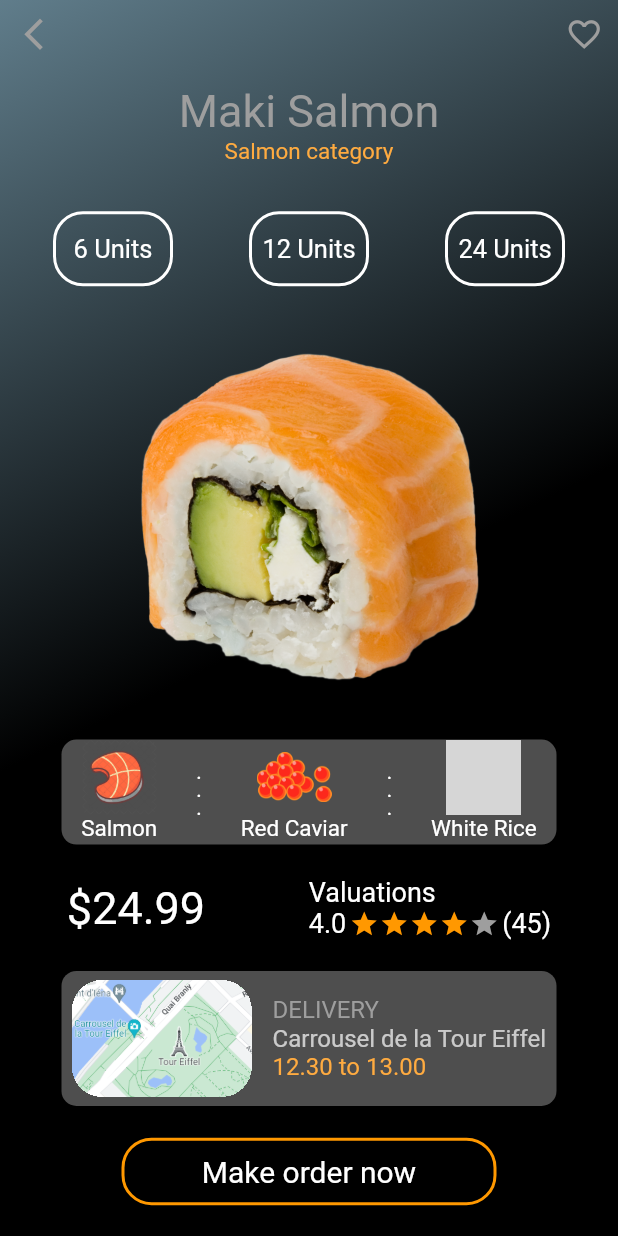
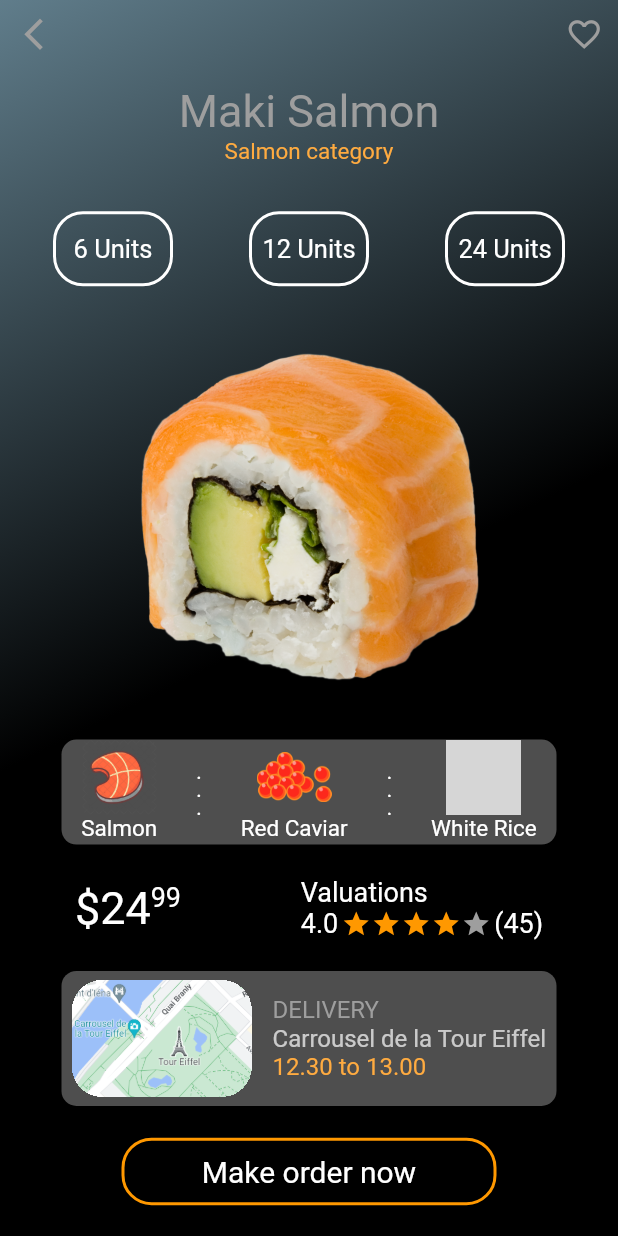
Before and after one commit to JulieSmolikova/Sushi_Flutter, a Flutter app: the screen it shows after launch, on a phone screen of 412 x 824 dp. Run offline on Flutter 3.47's test engine with Material 2 defaults, Android fonts, the phone set to English and light mode, and no system bars; grey boxes are pictures that could not be loaded.

Commit message:
Add price

```diff
--- a/lib/constants.dart
+++ b/lib/constants.dart
@@ -0,0 +1,14 @@
+import 'package:flutter/material.dart';
+
+const styleP = TextStyle(
+    color: Colors.white,
+    fontSize: 10,
+    fontWeight: FontWeight.bold);
+
+const styleB = TextStyle(
+    fontSize: 17,
+    color: Colors.white);
+
+const styleI = TextStyle(
+    fontSize: 18,
+    color: Colors.white);
--- a/lib/main.dart
+++ b/lib/main.dart
@@ -1,7 +1,8 @@
 import 'package:flutter/material.dart';
 import 'package:sushi/buttons.dart';
+import 'package:sushi/constants.dart';
 
-void main(){
+void main() {
   runApp(const MyApp());
 }
 
@@ -30,22 +31,17 @@ class _MyAppState extends State<MyApp> {
         child: Scaffold(
           backgroundColor: Colors.transparent,
           body: Center(
-
             child: Container(
               width: double.maxFinite,
               height: double.maxFinite,
-              padding: const EdgeInsets.only(left: 10, top: 0, right: 10, bottom: 10),
+              padding: const EdgeInsets.only(
+                  left: 10, top: 0, right: 10, bottom: 10),
               decoration: const BoxDecoration(
-                gradient:
-                LinearGradient(
-                    colors: [
-                      Colors.black,
-                      Colors.blueGrey],
-                    begin: Alignment.bottomRight,
-                    end: Alignment.topLeft,
-                    stops: [0.5, 1])
-                ),
-
+                  gradient: LinearGradient(
+                      colors: [Colors.black, Colors.blueGrey],
+                      begin: Alignment.bottomRight,
+                      end: Alignment.topLeft,
+                      stops: [0.5, 1])),
               child: Column(
                 mainAxisAlignment: MainAxisAlignment.spaceAround,
                 crossAxisAlignment: CrossAxisAlignment.center,
@@ -54,51 +50,72 @@ class _MyAppState extends State<MyApp> {
                     mainAxisAlignment: MainAxisAlignment.spaceBetween,
                     crossAxisAlignment: CrossAxisAlignment.center,
                     children: const [
-                      Icon(Icons.arrow_back_ios_new_outlined, size: 25, color: Colors.grey,),
-                      Icon(Icons.favorite_border, size: 25, color: Colors.grey,),
+                      Icon(
+                        Icons.arrow_back_ios_new_outlined,
+                        size: 25,
+                        color: Colors.grey,
+                      ),
+                      Icon(
+                        Icons.favorite_border,
+                        size: 25,
+                        color: Colors.grey,
+                      ),
                     ],
                   ),
                   Column(
                     mainAxisAlignment: MainAxisAlignment.spaceAround,
                     crossAxisAlignment: CrossAxisAlignment.center,
                     children: const [
-                      Text('Maki Salmon', style: TextStyle(color: Colors.grey, fontSize: 30),),
-                      Text('Salmon category', style: TextStyle(color: Colors.orangeAccent, fontSize: 15),),
+                      Text(
+                        'Maki Salmon',
+                        style: TextStyle(color: Colors.grey, fontSize: 30),
+                      ),
+                      Text(
+                        'Salmon category',
+                        style:
+                            TextStyle(color: Colors.orangeAccent, fontSize: 15),
+                      ),
                     ],
                   ),
-
                   Row(
                     mainAxisAlignment: MainAxisAlignment.spaceAround,
                     crossAxisAlignment: CrossAxisAlignment.center,
                     children: [
                       Buttons(
-                          color: selectedButton == Amount.six ? Colors.orangeAccent : Colors.transparent,
-                          onPress: ((){
+                          color: selectedButton == Amount.six
+                              ? Colors.orangeAccent
+                              : Colors.transparent,
+                          onPress: (() {
                             setState(() {
                               selectedButton = Amount.six;
                             });
                           }),
-                          child: Center(child: const Text('6 Units', style: TextStyle(fontSize: 17, color: Colors.white),))),
+                          child: const Center(
+                              child: Text('6 Units', style: styleB))),
                       Buttons(
-                          color: selectedButton == Amount.Twelve ? Colors.orangeAccent : Colors.transparent,
-                          onPress: ((){
+                          color: selectedButton == Amount.Twelve
+                              ? Colors.orangeAccent
+                              : Colors.transparent,
+                          onPress: (() {
                             setState(() {
                               selectedButton = Amount.Twelve;
                             });
                           }),
-                          child: Center(child: const Text('12 Units', style: TextStyle(fontSize: 17, color: Colors.white),))),
+                          child: const Center(
+                              child: Text('12 Units', style: styleB))),
                       Buttons(
-                          color: selectedButton == Amount.TwentyFour ? Colors.orangeAccent : Colors.transparent,
-                          onPress: ((){
+                          color: selectedButton == Amount.TwentyFour
+                              ? Colors.orangeAccent
+                              : Colors.transparent,
+                          onPress: (() {
                             setState(() {
                               selectedButton = Amount.TwentyFour;
                             });
                           }),
-                          child: Center(child: const Text('24 Units', style: TextStyle(fontSize: 17, color: Colors.white),))),
-
+                          child: const Center(
+                              child: Text('24 Units', style: styleB))),
                     ],
                   ),
-
                   Container(
                     height: 250,
                     width: 250,
@@ -106,14 +123,13 @@ class _MyAppState extends State<MyApp> {
                     padding: const EdgeInsets.all(5),
                     child: Image.asset('assets/images/maki_salmon.png'),
                   ),
-
                   Container(
                     height: 70,
                     width: 330,
                     decoration: BoxDecoration(
                         color: Colors.grey.shade700.withOpacity(0.8),
-                        borderRadius: BorderRadius.all(Radius.circular(10))
-                    ),
+                        borderRadius:
+                            const BorderRadius.all(Radius.circular(10))),
                     child: Row(
                       mainAxisAlignment: MainAxisAlignment.spaceAround,
                       crossAxisAlignment: CrossAxisAlignment.center,
@@ -125,16 +141,18 @@ class _MyAppState extends State<MyApp> {
                               width: 50,
                               child: Image.asset('assets/images/fish.png'),
                             ),
-                            Text('Salmon', style: TextStyle(color: Colors.white, fontSize: 15)),
+                            const Text('Salmon',
+                                style: TextStyle(
+                                    color: Colors.white, fontSize: 15)),
                           ],
                         ),
                         Column(
                           mainAxisAlignment: MainAxisAlignment.center,
                           crossAxisAlignment: CrossAxisAlignment.center,
                           children: const [
-                            Text('.', style: TextStyle(color: Colors.white, fontSize: 10, fontWeight: FontWeight.bold)),
-                            Text('.', style: TextStyle(color: Colors.white, fontSize: 10, fontWeight: FontWeight.bold)),
-                            Text('.', style: TextStyle(color: Colors.white, fontSize: 10, fontWeight: FontWeight.bold))
+                            Text('.', style: styleP),
+                            Text('.', style: styleP),
+                            Text('.', style: styleP)
                           ],
                         ),
                         Column(
@@ -144,16 +162,18 @@ class _MyAppState extends State<MyApp> {
                               width: 50,
                               child: Image.asset('assets/images/caviar.png'),
                             ),
-                            Text('Red Caviar', style: TextStyle(color: Colors.white, fontSize: 15)),
+                            const Text('Red Caviar',
+                                style: TextStyle(
+                                    color: Colors.white, fontSize: 15)),
                           ],
                         ),
                         Column(
                           mainAxisAlignment: MainAxisAlignment.center,
                           crossAxisAlignment: CrossAxisAlignment.center,
                           children: const [
-                            Text('.', style: TextStyle(color: Colors.white, fontSize: 10, fontWeight: FontWeight.bold)),
-                            Text('.', style: TextStyle(color: Colors.white, fontSize: 10, fontWeight: FontWeight.bold)),
-                            Text('.', style: TextStyle(color: Colors.white, fontSize: 10, fontWeight: FontWeight.bold))
+                            Text('.', style: styleP),
+                            Text('.', style: styleP),
+                            Text('.', style: styleP)
                           ],
                         ),
                         Column(
@@ -163,50 +183,65 @@ class _MyAppState extends State<MyApp> {
                               width: 50,
                               child: Image.asset('assets/images/rice.png'),
                             ),
-                            const Text('White Rice', style: TextStyle(color: Colors.white, fontSize: 15)),
+                            const Text('White Rice',
+                                style: TextStyle(
+                                    color: Colors.white, fontSize: 15)),
                           ],
                         )
                       ],
                     ),
                   ),
-
                   Row(
                     mainAxisAlignment: MainAxisAlignment.spaceAround,
                     crossAxisAlignment: CrossAxisAlignment.center,
                     children: [
-                      const Text('\$24.99', style: TextStyle(color: Colors.white, fontSize: 30),),
+                      Row(
+                        mainAxisAlignment: MainAxisAlignment.center,
+                        crossAxisAlignment: CrossAxisAlignment.start,
+                        children: const [
+                          Text('\$24',
+                              style: TextStyle(color: Colors.white, fontSize: 30)),
+                          Text('99',
+                              style: TextStyle(color: Colors.white, fontSize: 18)),
+                        ],
+                      ),
                       Column(
                         mainAxisAlignment: MainAxisAlignment.center,
                         crossAxisAlignment: CrossAxisAlignment.start,
                         children: [
-                          const Text('Valuations', style: TextStyle(color: Colors.white, fontSize: 18)),
+                          const Text('Valuations',
+                              style:
+                                  TextStyle(color: Colors.white, fontSize: 18)),
                           Row(
                             mainAxisAlignment: MainAxisAlignment.spaceBetween,
                             crossAxisAlignment: CrossAxisAlignment.center,
                             children: const [
-                              Text('4.0', style: TextStyle(color: Colors.white, fontSize: 18),),
-                              SizedBox(width: 2,),
+                              Text('4.0', style: styleI),
+                              SizedBox(
+                                width: 2,
+                              ),
                               Icon(Icons.star, size: 20, color: Colors.orange),
                               Icon(Icons.star, size: 20, color: Colors.orange),
                               Icon(Icons.star, size: 20, color: Colors.orange),
                               Icon(Icons.star, size: 20, color: Colors.orange),
-                              Icon(Icons.star,size: 20, color: Colors.grey),
-                              SizedBox(width: 2,),
-                              Text('(45)', style: TextStyle(color: Colors.white, fontSize: 18),)
+                              Icon(Icons.star, size: 20, color: Colors.grey),
+                              SizedBox(
+                                width: 2,
+                              ),
+                              Text('(45)', style: styleI)
                             ],
                           )
                         ],
                       )
                     ],
                   ),
-
                   Container(
                     width: 330,
                     height: 90,
                     decoration: BoxDecoration(
                         color: Colors.grey.shade700.withOpacity(0.8),
-                        borderRadius: BorderRadius.all(Radius.circular(10))
-                    ),
+                        borderRadius:
+                            const BorderRadius.all(Radius.circular(10))),
                     child: Row(
                       mainAxisAlignment: MainAxisAlignment.spaceAround,
                       crossAxisAlignment: CrossAxisAlignment.center,
@@ -216,26 +251,46 @@ class _MyAppState extends State<MyApp> {
                           width: 120,
                           clipBehavior: Clip.hardEdge,
                           decoration: const BoxDecoration(
-                              borderRadius: BorderRadius.all(Radius.circular(20)),
+                              borderRadius:
+                                  BorderRadius.all(Radius.circular(20)),
                               color: Colors.transparent),
-                          child: Image.asset('assets/images/map.png',
-                            fit: BoxFit.cover,),
+                          child: Image.asset(
+                            'assets/images/map.png',
+                            fit: BoxFit.cover,
+                          ),
                         ),
                         Column(
                           mainAxisAlignment: MainAxisAlignment.center,
                           crossAxisAlignment: CrossAxisAlignment.start,
                           children: const [
-                            Text('DELIVERY', style:  TextStyle(color: Colors.grey, fontSize: 16,),),
-                            Text('Carrousel de la Tour Eiffel', style:  TextStyle(color: Colors.white70, fontSize: 16,),),
-                            Text('12.30 to 13.00', style:  TextStyle(color: Colors.orangeAccent, fontSize: 16,),),
+                            Text(
+                              'DELIVERY',
+                              style: TextStyle(
+                                color: Colors.grey,
+                                fontSize: 16,
+                              ),
+                            ),
+                            Text(
+                              'Carrousel de la Tour Eiffel',
+                              style: TextStyle(
+                                color: Colors.white70,
+                                fontSize: 16,
+                              ),
+                            ),
+                            Text(
+                              '12.30 to 13.00',
+                              style: TextStyle(
+                                color: Colors.orangeAccent,
+                                fontSize: 16,
+                              ),
+                            ),
                           ],
                         )
                       ],
                     ),
                   ),
-
                   GestureDetector(
-                    onTap: (){
+                    onTap: () {
                       setState(() {
                         isLiked = !isLiked;
                       });
@@ -244,15 +299,19 @@ class _MyAppState extends State<MyApp> {
                       height: 45,
                       width: 250,
                       decoration: BoxDecoration(
-                        color: isLiked ? Colors.transparent : Colors.white38.withOpacity(0.4),
-                        borderRadius: const BorderRadius.all(Radius.circular(20)),
-                        border: Border.all(
-                            color: Colors.orange,
-                            width: 2.0),
+                        color: isLiked
+                            ? Colors.transparent
+                            : Colors.white38.withOpacity(0.4),
+                        borderRadius:
+                            const BorderRadius.all(Radius.circular(20)),
+                        border: Border.all(color: Colors.orange, width: 2.0),
                       ),
-                      child: const Center(child: Text('Make order now', style: TextStyle(color: Colors.white, fontSize: 20))),
-                    ),),
-
+                      child: const Center(
+                          child: Text('Make order now',
+                              style: TextStyle(
+                                  color: Colors.white, fontSize: 20))),
+                    ),
+                  ),
                 ],
               ),
             ),
```
